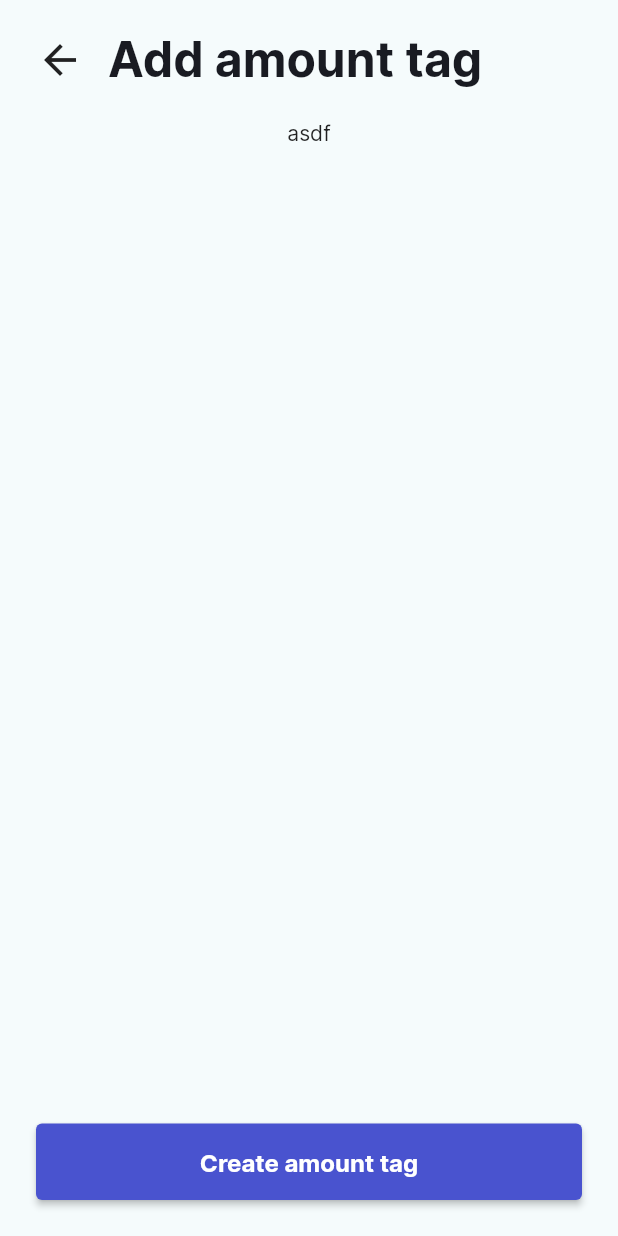
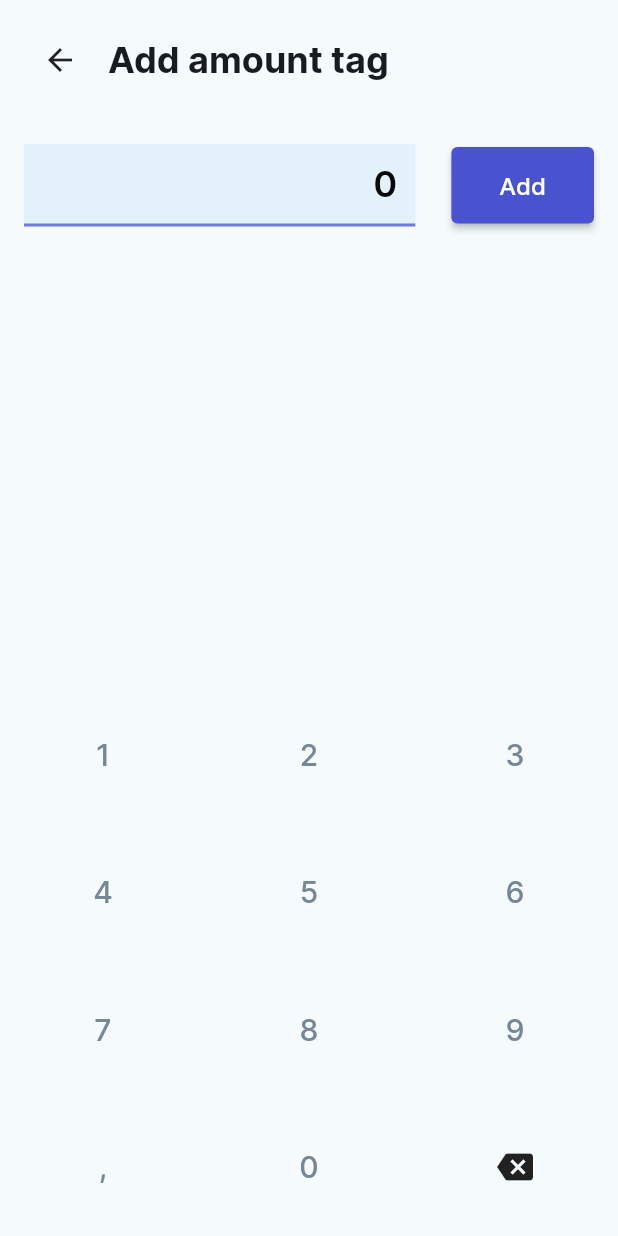
Before and after one commit to israellias/wallet_flutter, a Flutter app: the TagScreen screen opened by its route, on a phone screen of 412 x 824 dp. Run offline on Flutter 3.47's test engine with Material 2 defaults, Android fonts, the light colour scheme and no system bars; our stand-ins replace cloud_firestore, firebase_core, flutter_svg; accounts and stored records are empty.

Commit message:
Tag Screen finished

```diff
--- a/lib/Tag/ui/screens/tag_screen.dart
+++ b/lib/Tag/ui/screens/tag_screen.dart
@@ -1,4 +1,10 @@
+import 'dart:math';
+
+import 'package:cloud_firestore/cloud_firestore.dart';
 import 'package:flutter/material.dart';
+import 'package:wallet_flutter/Tag/ui/widgets/valiu_pad.dart';
+import 'package:wallet_flutter/Tag/utils/key_enum.dart';
+import 'package:wallet_flutter/Tag/utils/key_pad_utils.dart';
 import 'package:wallet_flutter/base/ui/widgets/valiu_app_bar.dart';
 import 'package:wallet_flutter/base/utils/colors.dart';
 
@@ -8,6 +14,9 @@ class TagScreen extends StatefulWidget {
 }
 
 class _TagScreenState extends State<TagScreen> {
+  String currentValue = '0';
+  bool forceComma = false;
+
   @override
   Widget build(BuildContext context) {
     return Scaffold(
@@ -15,33 +24,92 @@ class _TagScreenState extends State<TagScreen> {
         title: 'Add amount tag',
         withLogo: false,
         goBackButton: true,
+        textSize: 24,
       ),
       body: Column(
         mainAxisAlignment: MainAxisAlignment.center,
         children: <Widget>[
           Expanded(
-            child: Text('asdf'),
-          ),
-          Container(
-            width: double.infinity,
-            margin: EdgeInsets.symmetric(horizontal: 24, vertical: 24),
-            child: ElevatedButton(
-              onPressed: () {
-                Navigator.pushNamed(context, '/tag/');
-              },
-              child: Container(
-                margin: EdgeInsets.all(16),
-                child: Text(
-                  'Create amount tag',
-                  style: TextStyle(
-                    fontWeight: FontWeight.bold,
-                    fontSize: 16,
-                    color: ValiuColor.white,
+            child: Column(
+              children: [
+                Padding(
+                  padding: EdgeInsets.all(16),
+                  child: Row(
+                    mainAxisSize: MainAxisSize.min,
+                    children: [
+                      Expanded(
+                        child: Container(
+                          decoration: BoxDecoration(
+                            color: ValiuColor.whiteBlue.withOpacity(0.1),
+                            border: Border(
+                              bottom: BorderSide(
+                                color: ValiuColor.indigo.withOpacity(0.75),
+                                width: 2,
+                              ),
+                            ),
+                          ),
+                          padding: EdgeInsets.all(12),
+                          alignment: Alignment.centerRight,
+                          child: Text(
+                            KeyPadUtils.format(
+                              currentValue,
+                              forceComma: forceComma,
+                            ),
+                            style: TextStyle(
+                              fontWeight: FontWeight.w600,
+                              fontSize: 24,
+                              color: ValiuColor.textColor,
+                            ),
+                          ),
+                        ),
+                      ),
+                      SizedBox(width: 24),
+                      Container(
+                        child: ElevatedButton(
+                          onPressed: () {
+                            FirebaseFirestore.instance.collection('tags').add({
+                              'title': 'Amount',
+                              'amount': KeyPadUtils.toDouble(currentValue),
+                              'color':
+                                  Random().nextInt(Colors.primaries.length),
+                              'created_at': DateTime.now(),
+                            }).then((value) {
+                              Navigator.of(context).pop();
+                            }).catchError((error) {
+                              final snackBar =
+                                  SnackBar(content: Text('Algo ha salido mal'));
+                              ScaffoldMessenger.of(context)
+                                  .showSnackBar(snackBar);
+                            });
+                          },
+                          child: Padding(
+                            padding: EdgeInsets.all(16),
+                            child: Text(
+                              'Add',
+                              style: TextStyle(
+                                fontSize: 16,
+                              ),
+                            ),
+                          ),
+                        ),
+                      )
+                    ],
                   ),
                 ),
-              ),
+              ],
             ),
           ),
+          ValiuPad(onChanged: (KeyEnum keyEnum) {
+            setState(() {
+              currentValue = KeyPadUtils.updateAmount(
+                currentValue,
+                keyEnum,
+                forceComma: forceComma,
+              );
+              forceComma = keyEnum == KeyEnum.COMMA ||
+                  (keyEnum == KeyEnum.BACKSPACE && currentValue.endsWith(','));
+            });
+          }),
         ],
       ),
     );
--- /dev/null
+++ b/lib/Tag/ui/widgets/valiu_pad.dart
@@ -0,0 +1,87 @@
+import 'package:flutter/material.dart';
+import 'package:wallet_flutter/Tag/utils/key_enum.dart';
+import 'package:wallet_flutter/base/utils/colors.dart';
+
+class ValiuPad extends StatelessWidget {
+  final ValueChanged<KeyEnum> onChanged;
+
+  const ValiuPad({Key key, this.onChanged}) : super(key: key);
+
+  @override
+  Widget build(BuildContext context) {
+    return SizedBox(
+      height: 8 / 9 * MediaQuery.of(context).size.width,
+      child: GridView.count(
+        crossAxisCount: 3,
+        physics: NeverScrollableScrollPhysics(),
+        childAspectRatio: 3 / 2,
+        children: KeyEnum.values
+            .map<Widget>((e) => Container(
+                  alignment: Alignment.center,
+                  child: buildKey(e),
+                ))
+            .toList(),
+      ),
+    );
+  }
+
+  Widget buildKey(KeyEnum keyEnum) {
+    Widget content;
+    final textStyle = TextStyle(
+      fontSize: 20,
+      color: ValiuColor.gray1,
+      fontWeight: FontWeight.w500,
+    );
+    switch (keyEnum) {
+      case KeyEnum.ONE:
+        content = Text('1', style: textStyle);
+        break;
+      case KeyEnum.TWO:
+        content = Text('2', style: textStyle);
+        break;
+      case KeyEnum.THREE:
+        content = Text('3', style: textStyle);
+        break;
+      case KeyEnum.FOUR:
+        content = Text('4', style: textStyle);
+        break;
+      case KeyEnum.FIVE:
+        content = Text('5', style: textStyle);
+        break;
+      case KeyEnum.SIX:
+        content = Text('6', style: textStyle);
+        break;
+      case KeyEnum.SEVEN:
+        content = Text('7', style: textStyle);
+        break;
+      case KeyEnum.EIGHT:
+        content = Text('8', style: textStyle);
+        break;
+      case KeyEnum.NINE:
+        content = Text('9', style: textStyle);
+        break;
+      case KeyEnum.COMMA:
+        content = Text(',', style: textStyle);
+        break;
+      case KeyEnum.ZERO:
+        content = Text('0', style: textStyle);
+        break;
+      case KeyEnum.BACKSPACE:
+        content = Icon(Icons.backspace);
+        break;
+    }
+
+    return InkWell(
+      onTap: () {
+        onChanged(keyEnum);
+      },
+      child: Container(
+        width: double.infinity,
+        height: double.infinity,
+        child: Center(
+          child: content,
+        ),
+      ),
+    );
+  }
+}
--- /dev/null
+++ b/lib/Tag/utils/key_enum.dart
@@ -0,0 +1,14 @@
+enum KeyEnum {
+  ONE,
+  TWO,
+  THREE,
+  FOUR,
+  FIVE,
+  SIX,
+  SEVEN,
+  EIGHT,
+  NINE,
+  COMMA,
+  ZERO,
+  BACKSPACE,
+}
--- a/lib/base/ui/widgets/valiu_app_bar.dart
+++ b/lib/base/ui/widgets/valiu_app_bar.dart
@@ -6,12 +6,14 @@ class ValiuAppBar extends StatelessWidget implements PreferredSizeWidget {
   final String title;
   final bool withLogo;
   final bool goBackButton;
+  final double textSize;
 
   const ValiuAppBar({
     Key key,
     this.title,
     this.withLogo = true,
     this.goBackButton = false,
+    this.textSize = 32.0,
   }) : super(key: key);
 
   @override
@@ -28,7 +30,7 @@ class ValiuAppBar extends StatelessWidget implements PreferredSizeWidget {
             if (goBackButton)
               IconButton(
                 icon: Icon(Icons.arrow_back),
-                iconSize: 32,
+                iconSize: textSize,
                 onPressed: () => Navigator.pop(context),
               ),
             if (goBackButton) SizedBox(width: 8),
@@ -36,7 +38,7 @@ class ValiuAppBar extends StatelessWidget implements PreferredSizeWidget {
               title,
               style: TextStyle(
                 color: ValiuColor.titleColor,
-                fontSize: 32,
+                fontSize: textSize,
                 fontWeight: FontWeight.bold,
               ),
             ),
```
Also changed, not shown: lib/Tag/utils/key_pad_utils.dart (added, +66 -0 lines).
